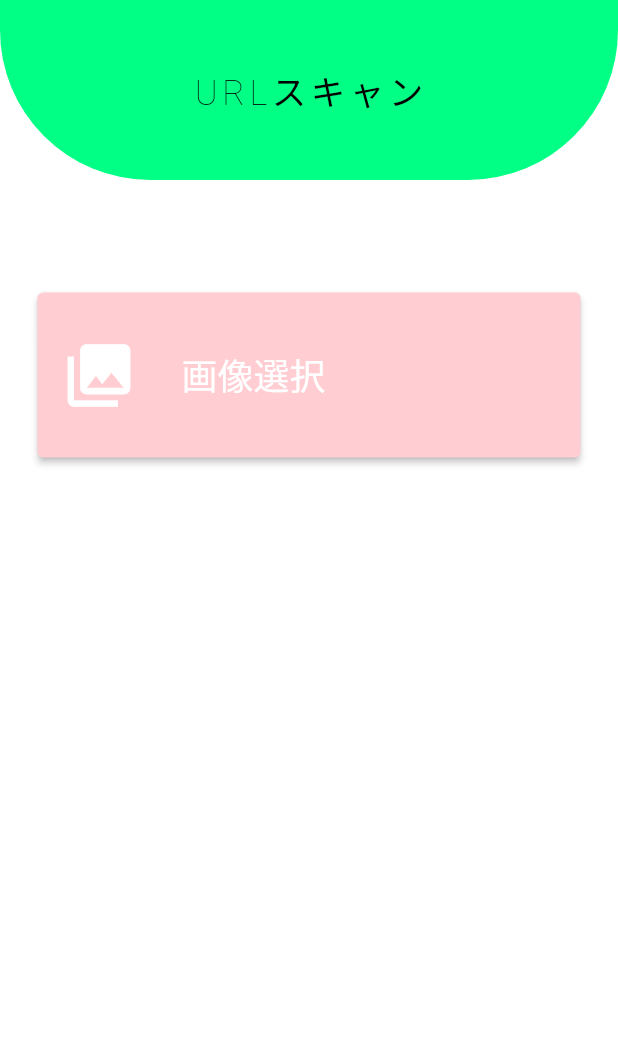
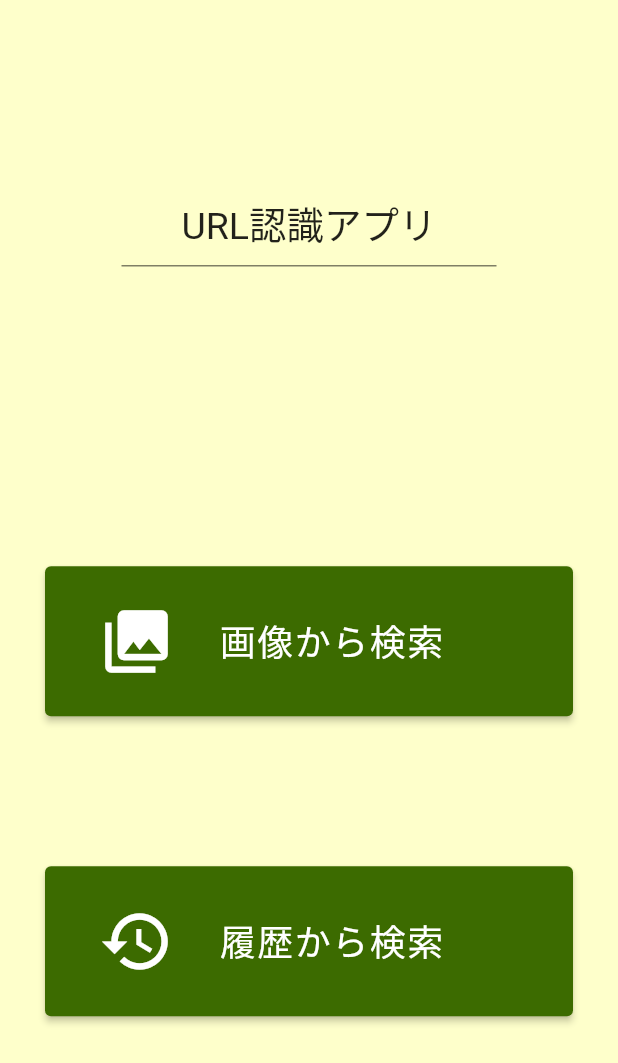
Before and after one commit to yanasan/url_scan_app, a Flutter app: the screen it shows after launch, on a phone screen of 412 x 824 dp. Shown: the top 1063 px of the screen. Run offline on Flutter 3.47's test engine with Material 2 defaults, Android fonts, the light colour scheme and no system bars; our stand-ins replace image_picker; missing offline and left inert: google_ml_kit.

Commit message:
second commit

```diff
--- a/lib/view/home_page.dart
+++ b/lib/view/home_page.dart
@@ -38,37 +38,31 @@ class _HomePageState extends State<HomePage> {
   @override
   Widget build(BuildContext context) {
     return Scaffold(
-      backgroundColor: Color.fromARGB(255, 255, 255, 255),
-      body: SingleChildScrollView(
+      backgroundColor: Color.fromARGB(255, 254, 255, 203),
+      body: Container(
+        margin: const EdgeInsets.only(left: 30, right: 30, top: 30),
         child: Column(
           children: [
-            Stack(alignment: AlignmentDirectional.center, children: [
             Container(
-                height: 120,
+              width: 250,
+              alignment: Alignment.center,
+              padding: const EdgeInsets.only(top: 100, bottom: 10),
               decoration: const BoxDecoration(
-                  color: Color.fromARGB(255, 0, 255, 132),
-                  borderRadius: BorderRadius.only(
-                    bottomLeft: Radius.circular(100),
-                    bottomRight: Radius.circular(100),
+                border: Border(
+                  bottom: BorderSide(
+                    width: 0.5,
                   ),
                 ),
               ),
-              const Align(
-                  alignment: Alignment.topCenter,
-                  child: Text(
-                    'URLスキャン',
-                    style: TextStyle(
-                        fontSize: 23,
-                        color: Color.fromARGB(255, 0, 0, 0),
-                        fontWeight: FontWeight.w100,
-                        letterSpacing: 3.0),
-                  ))
-            ]),
+              child: const Text(
+                'URL認識アプリ',
+                style: TextStyle(fontSize: 25),
+              ),
+            ),
+            SizedBox(height: 200),
             Container(
-              padding: const EdgeInsets.only(top: 50),
-              margin: const EdgeInsets.all(25),
               child: SizedBox(
-                height: 110,
+                height: 100,
                 width: 1000,
                 child: ElevatedButton(
                     onPressed: () async {
@@ -81,9 +75,11 @@ class _HomePageState extends State<HomePage> {
                       englishText = '';
                     },
                     style: ElevatedButton.styleFrom(
-                      primary: Colors.red[100], // background
+                      primary: Color.fromARGB(255, 60, 107, 0), // background
                       onPrimary: Colors.white, // foreground
                     ),
+                    child: Container(
+                      padding: EdgeInsets.only(left: 20),
                       child: Row(
                         children: const [
                           Icon(
@@ -94,11 +90,48 @@ class _HomePageState extends State<HomePage> {
                           Padding(
                             padding: EdgeInsets.only(left: 30),
                             child: Text(
-                            '画像選択',
-                            style: TextStyle(fontSize: 24),
+                              '画像から検索',
+                              style:
+                                  TextStyle(fontSize: 24, letterSpacing: 1.0),
                             ),
                           ),
                         ],
+                      ),
+                    )),
+              ),
+            ),
+            SizedBox(
+              height: 100,
+            ),
+            Container(
+              child: SizedBox(
+                height: 100,
+                width: 1000,
+                child: ElevatedButton(
+                    onPressed: () async {},
+                    style: ElevatedButton.styleFrom(
+                      primary: Color.fromARGB(255, 60, 107, 0), // background
+                      onPrimary: Colors.white, // foreground
+                    ),
+                    child: Container(
+                      padding: EdgeInsets.only(left: 20),
+                      child: Row(
+                        children: const [
+                          Icon(
+                            Icons.history,
+                            color: Colors.white,
+                            size: 50.0,
+                          ),
+                          Padding(
+                            padding: EdgeInsets.only(left: 30),
+                            child: Text(
+                              '履歴から検索',
+                              style:
+                                  TextStyle(fontSize: 24, letterSpacing: 1.0),
+                            ),
+                          ),
+                        ],
+                      ),
                     )),
               ),
             ),
@@ -106,30 +139,5 @@ class _HomePageState extends State<HomePage> {
         ),
       ),
     );
-    // return Scaffold(
-    //   body: Center(
-    //     child: Column(
-    //       mainAxisAlignment: MainAxisAlignment.center,
-    //       children: [
-    //         const Text('MLkit'),
-    //         const SizedBox(height: 100),
-    //         SizedBox(
-    //           height: 50,
-    //           width: 200,
-    //           child: ElevatedButton(
-    //               onPressed: () async {
-    //                 await pickImageFromGallery();
-    //                 await Navigator.push(
-    //                     context,
-    //                     MaterialPageRoute(
-    //                         builder: (context) => TranslatePage(englishText)));
-    //                 englishText = '';
-    //               },
-    //               child: const Text('画像選択')),
-    //         ),
-    //       ],
-    //     ),
-    //   ),
-    // );
   }
 }
```
Lines whose indentation alone changed are shown as unchanged.
